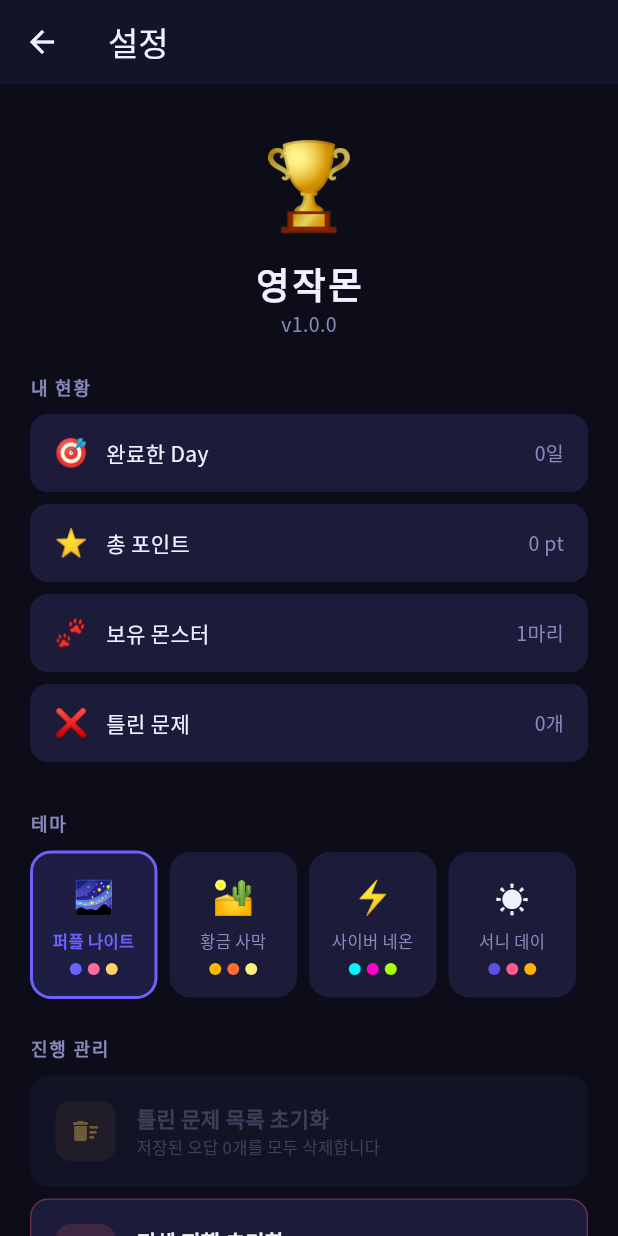
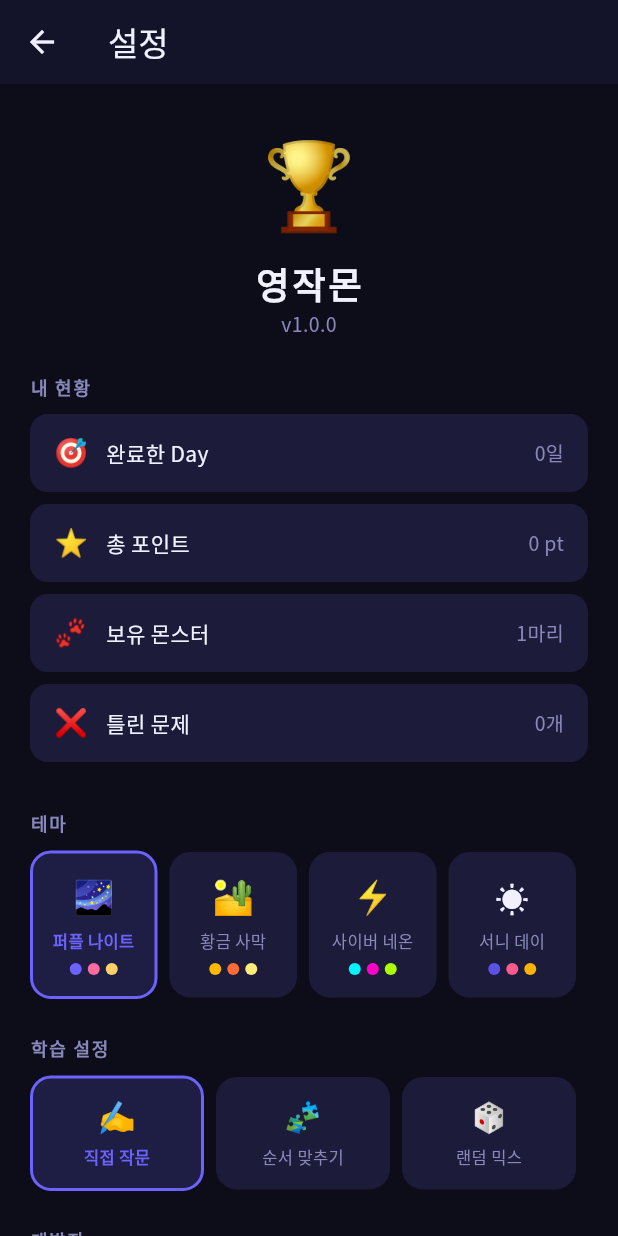
Before and after one commit to hyungzn-ai/hyungzn, a Flutter app: the SettingsScreen screen opened directly, on a phone screen of 412 x 824 dp. Run offline on Flutter 3.47's test engine with Material 3 defaults, Android fonts, the phone set to English and light mode, and no system bars; drawn by our look-alikes of flutter_animate; our stand-ins replace confetti, flutter_local_notifications, flutter_tts, google_fonts, shared_preferences, timezone; accounts and stored records are empty.

Commit message:
feat: 설정에 학습모드 선택 + 개발자모드 토글

```diff
--- a/lib/screens/settings_screen.dart
+++ b/lib/screens/settings_screen.dart
@@ -73,6 +73,48 @@ class SettingsScreen extends StatelessWidget {
           _ThemePicker(
             currentIndex: provider.themeIndex,
             onChanged: (index) => provider.setThemeIndex(index),
+          ),
+          const SizedBox(height: 24),
+
+          // ── 학습 설정 ────────────────────────────────────────
+          _SectionHeader(label: '학습 설정'),
+          _QuizModePicker(
+            current: provider.quizMode,
+            onChanged: (m) => provider.setQuizMode(m),
+          ),
+          const SizedBox(height: 24),
+
+          // ── 개발자 모드 ──────────────────────────────────────
+          _SectionHeader(label: '개발자'),
+          Container(
+            margin: const EdgeInsets.only(bottom: 8),
+            padding: const EdgeInsets.symmetric(horizontal: 16, vertical: 2),
+            decoration: BoxDecoration(
+              color: AppTheme.card,
+              borderRadius: BorderRadius.circular(12),
+              border: Border.all(
+                color: provider.devMode
+                    ? Colors.orange.withOpacity(0.5)
+                    : Colors.transparent,
+              ),
+            ),
+            child: SwitchListTile(
+              contentPadding: EdgeInsets.zero,
+              value: provider.devMode,
+              onChanged: (v) => provider.setDevMode(v),
+              activeColor: Colors.orange,
+              title: Text(
+                '🔧 개발자 모드',
+                style: TextStyle(
+                    color: AppTheme.textPrimary,
+                    fontWeight: FontWeight.bold,
+                    fontSize: 14),
+              ),
+              subtitle: Text(
+                '포인트 무한 사용 + 모든 Day 오픈',
+                style: TextStyle(color: AppTheme.textSecondary, fontSize: 11),
+              ),
+            ),
           ),
           const SizedBox(height: 24),
 
@@ -440,3 +482,70 @@ class _ActionTile extends StatelessWidget {
     );
   }
 }
+
+
+// ─────────────────────────────────────────────────────────────
+// 퀴즈 모드 선택
+// ─────────────────────────────────────────────────────────────
+
+class _QuizModePicker extends StatelessWidget {
+  final String current;
+  final ValueChanged<String> onChanged;
+  const _QuizModePicker({required this.current, required this.onChanged});
+
+  static const List<List<String>> _modes = [
+    ['write', '✍️', '직접 작문'],
+    ['arrange', '🧩', '순서 맞추기'],
+    ['mixed', '🎲', '랜덤 믹스'],
+  ];
+
+  @override
+  Widget build(BuildContext context) {
+    return Row(
+      children: [
+        for (final m in _modes)
+          Expanded(
+            child: GestureDetector(
+              onTap: () => onChanged(m[0]),
+              child: AnimatedContainer(
+                duration: const Duration(milliseconds: 200),
+                margin: const EdgeInsets.only(right: 8),
+                padding:
+                    const EdgeInsets.symmetric(vertical: 12, horizontal: 4),
+                decoration: BoxDecoration(
+                  color: current == m[0]
+                      ? AppTheme.primary.withOpacity(0.18)
+                      : AppTheme.card,
+                  borderRadius: BorderRadius.circular(14),
+                  border: Border.all(
+                    color: current == m[0] ? AppTheme.primary : AppTheme.card,
+                    width: current == m[0] ? 2 : 1,
+                  ),
+                ),
+                child: Column(
+                  children: [
+                    Text(m[1], style: const TextStyle(fontSize: 20)),
+                    const SizedBox(height: 4),
+                    Text(
+                      m[2],
+                      style: TextStyle(
+                        color: current == m[0]
+                            ? AppTheme.primary
+                            : AppTheme.textSecondary,
+                        fontSize: 11,
+                        fontWeight: current == m[0]
+                            ? FontWeight.bold
+                            : FontWeight.normal,
+                      ),
+                      maxLines: 1,
+                      overflow: TextOverflow.ellipsis,
+                    ),
+                  ],
+                ),
+              ),
+            ),
+          ),
+      ],
+    );
+  }
+}
```
